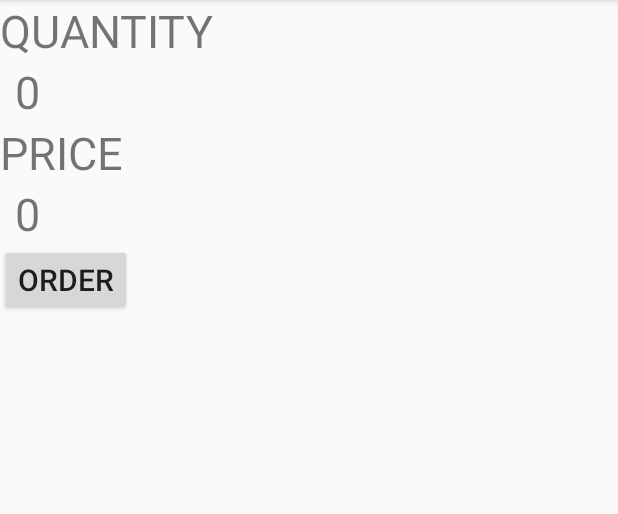
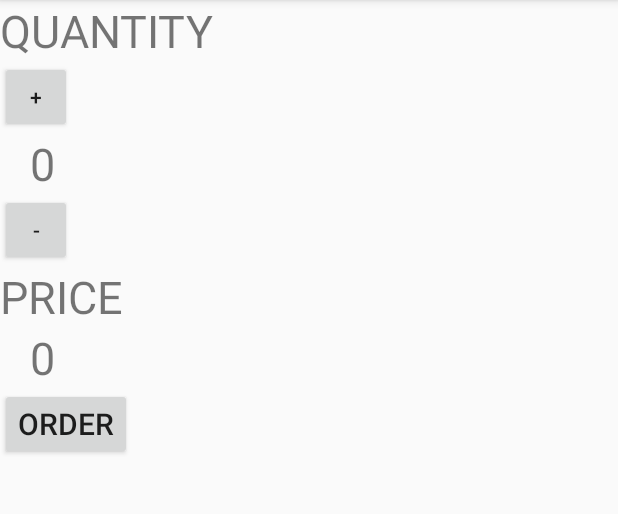
Before and after one commit to 02tyson-watson/Javavavavavavava, an Android app: the screen it shows after launch (MainActivity), on a phone screen of 412 x 824 dp, the part 84-598 px from its top. Run offline under Robolectric (Android 15) with nearby library versions, the phone set to English and light mode, and no system bars.

Commit message:
Hooked up Plus and Minus buttons

```diff
--- a/app/src/main/java/com/example/justjavasdas/MainActivity.java
+++ b/app/src/main/java/com/example/justjavasdas/MainActivity.java
@@ -27,7 +27,17 @@ public class MainActivity extends AppCompatActivity {
      This method is called when the order is clicked.
      */
     public void submitOrder(View view) {
-        numberOfCoffees = numberOfCoffees + 1;
+
+    }
+
+    public void plus_quantity(View view){
+        numberOfCoffees++;
+        display(numberOfCoffees);
+        displayPrice(numberOfCoffees * 5);
+    }
+
+    public void minus_quantity (View view){
+        numberOfCoffees--;
         display(numberOfCoffees);
         displayPrice(numberOfCoffees * 5);
     }
--- a/app/src/main/res/layout/activity_main.xml
+++ b/app/src/main/res/layout/activity_main.xml
@@ -20,8 +20,8 @@
         android:text="0"
         android:textSize="30sp"
         android:id="@+id/quantity_text_view"
-        android:layout_below="@+id/quantity"
-        android:paddingLeft="10sp"
+        android:layout_below="@+id/plus"
+        android:paddingLeft="20sp"
         />
     <Button
         android:layout_width="wrap_content"
@@ -34,10 +34,17 @@
     <TextView
         android:layout_width="wrap_content"
         android:layout_height="wrap_content"
+        android:id="@+id/ordered"
+        android:text="   "
+        android:textSize="30dp"
+        android:layout_below="@+id/button"/>
+    <TextView
+        android:layout_width="wrap_content"
+        android:layout_height="wrap_content"
         android:text="PRICE"
         android:id="@+id/price"
         android:textSize="30sp"
-        android:layout_below="@+id/quantity_text_view"
+        android:layout_below="@+id/minus"
         />
     <TextView
         android:layout_width="wrap_content"
@@ -45,8 +52,24 @@
         android:text="0"
         android:textSize="30sp"
         android:layout_below="@+id/price"
-        android:paddingLeft="10sp"
+        android:paddingLeft="20sp"
         android:id="@+id/price_text_view"
+        />
+    <Button
+        android:layout_width="48dp"
+        android:layout_height="48dp"
+        android:text="-"
+        android:id="@+id/minus"
+        android:layout_below="@+id/quantity_text_view"
+        android:onClick="minus_quantity"
+        />
+    <Button
+        android:layout_width="48dp"
+        android:layout_height="48dp"
+        android:text="+"
+        android:layout_below="@+id/quantity"
+        android:id="@+id/plus"
+        android:onClick="plus_quantity"
         />
 
 </RelativeLayout>
--- a/build.gradle
+++ b/build.gradle
@@ -7,7 +7,7 @@ buildscript {
 
     }
     dependencies {
-        classpath 'com.android.tools.build:gradle:3.5.1'
+        classpath 'com.android.tools.build:gradle:3.5.3'
 
         // NOTE: Do not place your application dependencies here; they belong
         // in the individual module build.gradle files
```
